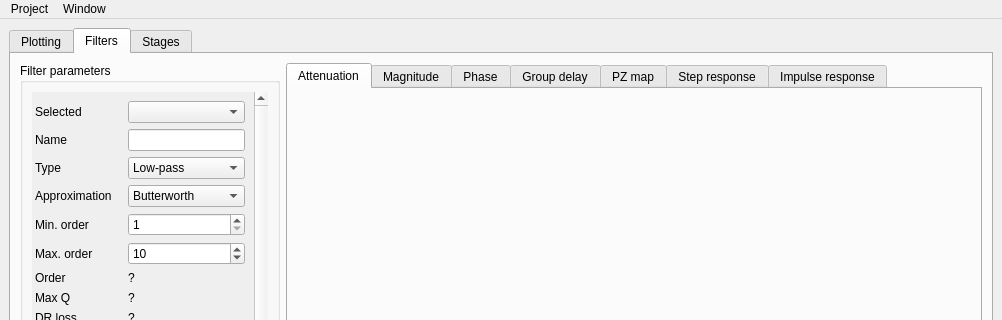
This is designer/mainwindow.ui in juan-sb/filtertool-tc22 as Qt 5 draws it before an edit; both pictures show x 0 to 1002 and y 0 to 320 of the 1002 by 744 pixel window. The edited form follows.
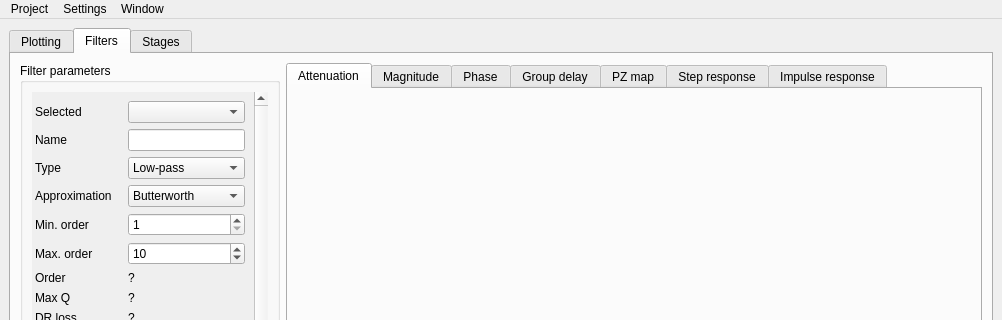
This is the edited form. Icons and pictures are not drawn. Custom widgets are drawn as their Qt base class.

Commit message: Fix filter pzmap limits for any window shape. Make rad/s or Hz option available

```diff
--- a/designer/mainwindow.ui
+++ b/designer/mainwindow.ui
@@ -2893,7 +2893,7 @@
      <x>0</x>
      <y>0</y>
      <width>1002</width>
-     <height>26</height>
+     <height>21</height>
     </rect>
    </property>
    <widget class="QMenu" name="menuProject">
@@ -2909,7 +2909,21 @@
     </property>
     <addaction name="actionSet_size"/>
    </widget>
+   <widget class="QMenu" name="menuSettings">
+    <property name="title">
+     <string>Settings</string>
+    </property>
+    <widget class="QMenu" name="menuFrequency_units">
+     <property name="title">
+      <string>Frequency units</string>
+     </property>
+     <addaction name="actionUse_Hz"/>
+     <addaction name="actionUse_rad_s"/>
+    </widget>
+    <addaction name="menuFrequency_units"/>
+   </widget>
    <addaction name="menuProject"/>
+   <addaction name="menuSettings"/>
    <addaction name="menuWindow"/>
   </widget>
   <widget class="QStatusBar" name="statusbar"/>
```
Left out of the diff: 39 changed lines with no effect on the pictures. The commit also changes 3 other files.
